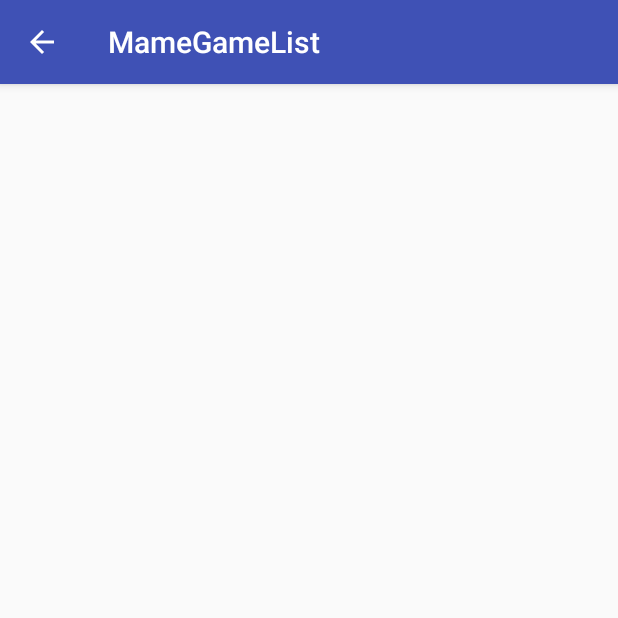
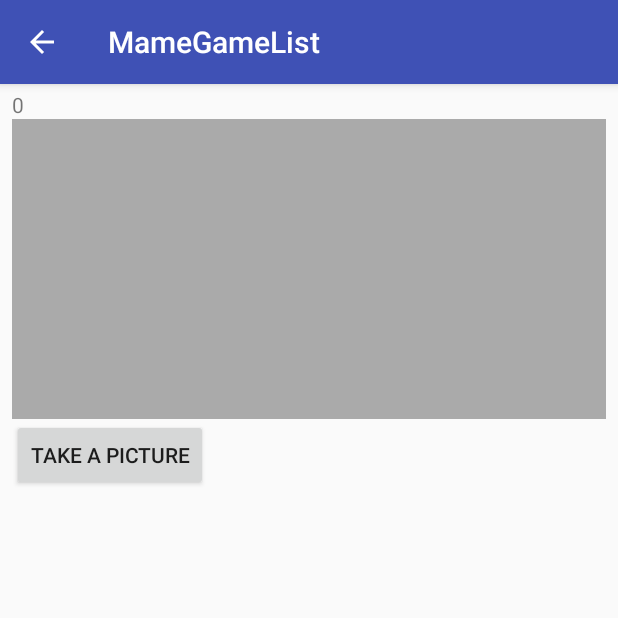
Before and after one commit to Doosoon/study-mgame-list, an Android app: the DetailActivity screen opened directly, with no data from a screen before it, on a phone screen of 412 x 824 dp, the top half of it. Run offline under Robolectric (Android 15) with nearby library versions, the phone set to English and light mode, and no system bars.

Commit message:
Add fragment to DetailActivity and Content Provider

```diff
--- a/app/build.gradle
+++ b/app/build.gradle
@@ -24,6 +24,7 @@ android {
 }
 
 dependencies {
+    implementation 'com.android.support:support-v4:27.0.2'
     compile fileTree(include: ['*.jar'], dir: 'libs')
     androidTestCompile('com.android.support.test.espresso:espresso-core:2.2.2', {
         exclude group: 'com.android.support', module: 'support-annotations'
--- a/app/src/main/java/com/ds/mamegamelist/DetailActivity.java
+++ b/app/src/main/java/com/ds/mamegamelist/DetailActivity.java
@@ -1,7 +1,10 @@
 package com.ds.mamegamelist;
 
+import android.support.v4.app.Fragment;
+import android.support.v4.app.FragmentManager;
 import android.support.v7.app.AppCompatActivity;
 import android.os.Bundle;
+import android.util.Log;
 
 public class DetailActivity extends AppCompatActivity {
 
@@ -9,5 +12,17 @@ public class DetailActivity extends AppCompatActivity {
     protected void onCreate(Bundle savedInstanceState) {
         super.onCreate(savedInstanceState);
         setContentView(R.layout.activity_detail);
+
+        Log.d("Test", "onCreate before fragment");
+        FragmentManager fm = getSupportFragmentManager();
+        Fragment fragment = fm.findFragmentById(R.id.fragment_container);
+        if (fragment == null) {
+            fragment = GameDetailFragment.newInstance( getIntent().getIntExtra("extra_game_id", 0) );
+            Log.d("Test", "onCreate fragment new");
+            fm.beginTransaction().add(R.id.fragment_container, fragment)
+                    .commit();
+            Log.d("Test", "onCreate fragment committed");
+        }
+        Log.d("Test", "onCreate end");
     }
 }
--- /dev/null
+++ b/app/src/main/java/com/ds/mamegamelist/GameDetailFragment.java
@@ -0,0 +1,62 @@
+package com.ds.mamegamelist;
+
+import android.content.Context;
+import android.content.Intent;
+import android.net.Uri;
+import android.os.Bundle;
+import android.provider.MediaStore;
+import android.support.v4.app.Fragment;
+import android.view.LayoutInflater;
+import android.view.View;
+import android.view.ViewGroup;
+import android.widget.Button;
+import android.widget.TextView;
+
+
+public class GameDetailFragment extends Fragment {
+    // TODO: Rename parameter arguments, choose names that match
+    // the fragment initialization parameters, e.g. ARG_ITEM_NUMBER
+    private static final String ARG_GAME_ID = "game_id";
+
+    private int mId;
+    private TextView mIdTextView;
+    private Button mPhotoButton;
+
+    public GameDetailFragment() {
+        // Required empty public constructor
+    }
+
+    public static GameDetailFragment newInstance(int id) {
+        GameDetailFragment fragment = new GameDetailFragment();
+        Bundle args = new Bundle();
+        args.putInt(ARG_GAME_ID, id);
+        fragment.setArguments(args);
+        return fragment;
+    }
+
+    @Override
+    public void onCreate(Bundle savedInstanceState) {
+        super.onCreate(savedInstanceState);
+        if (getArguments() != null) {
+            mId = getArguments().getInt(ARG_GAME_ID);
+        }
+    }
+
+    @Override
+    public View onCreateView(LayoutInflater inflater, ViewGroup container,
+                             Bundle savedInstanceState) {
+        // Inflate the layout for this fragment
+        View view = inflater.inflate(R.layout.fragment_game_detail, container, false);
+        mIdTextView = view.findViewById(R.id.game_id);
+
+        mIdTextView.setText(String.valueOf(mId));
+        mPhotoButton = view.findViewById(R.id.game_camera);
+        mPhotoButton.setOnClickListener((v)-> {
+            final Intent captureIntent = new Intent(MediaStore.ACTION_IMAGE_CAPTURE);
+            startActivity(captureIntent);
+        });
+
+        return view;
+    }
+
+}
--- a/app/src/main/java/com/ds/mamegamelist/GameFragment.java
+++ b/app/src/main/java/com/ds/mamegamelist/GameListFragment.java
@@ -17,7 +17,7 @@ import android.widget.EditText;
  * Created by doosoon on 2017-11-25.
  */
 
-public class GameFragment extends Fragment {
+public class GameListFragment extends Fragment {
 
     private EditText mTitleField;
     private RecyclerView mGameRecyclerView;
@@ -32,7 +32,7 @@ public class GameFragment extends Fragment {
 
     @Override
     public View onCreateView(LayoutInflater inflater, ViewGroup container, Bundle savedInstanceState) {
-        View v = inflater.inflate(R.layout.fragment_game, container, false);
+        View v = inflater.inflate(R.layout.fragment_game_list, container, false);
         mTitleField = (EditText)v.findViewById(R.id.game_searh_title);
         mGameRecyclerView = (RecyclerView) v.findViewById(R.id.game_recycler_view);
         mGameRecyclerView.setLayoutManager(new LinearLayoutManager(getActivity()));
--- a/app/src/main/java/com/ds/mamegamelist/GameRecyclerViewAdapter.java
+++ b/app/src/main/java/com/ds/mamegamelist/GameRecyclerViewAdapter.java
@@ -19,7 +19,8 @@ public class GameRecyclerViewAdapter extends RecyclerView.Adapter<GameItemViewHo
 
     @Override
     public void onBindViewHolder(GameItemViewHolder holder, int position) {
-        holder.bindData(position);
+        GameDataManager.GameData data = GameDataManager.getInstance().getData(position);
+        holder.bindData(data);
     }
 
     @Override
--- a/app/src/main/java/com/ds/mamegamelist/MainActivity.java
+++ b/app/src/main/java/com/ds/mamegamelist/MainActivity.java
@@ -17,7 +17,7 @@ public class MainActivity extends AppCompatActivity {
         FragmentManager fm = getSupportFragmentManager();
         Fragment fragment = fm.findFragmentById(R.id.fragment_container);
         if (fragment == null) {
-            fragment = new GameFragment();
+            fragment = new GameListFragment();
             Log.d("Test", "onCreate fragment new");
             fm.beginTransaction().add(R.id.fragment_container, fragment)
                     .commit();
--- a/app/src/main/res/layout/activity_detail.xml
+++ b/app/src/main/res/layout/activity_detail.xml
@@ -1,10 +1,7 @@
 <?xml version="1.0" encoding="utf-8"?>
-<android.support.constraint.ConstraintLayout
+<FrameLayout
     xmlns:android="http://schemas.android.com/apk/res/android"
-    xmlns:app="http://schemas.android.com/apk/res-auto"
-    xmlns:tools="http://schemas.android.com/tools"
+    android:id="@+id/fragment_container"
     android:layout_width="match_parent"
     android:layout_height="match_parent"
-    tools:context="com.ds.mamegamelist.DetailActivity">
-
-</android.support.constraint.ConstraintLayout>
+    />
--- /dev/null
+++ b/app/src/main/res/layout/fragment_game_detail.xml
@@ -0,0 +1,29 @@
+<?xml version="1.0" encoding="utf-8"?>
+<LinearLayout xmlns:android="http://schemas.android.com/apk/res/android"
+              android:layout_width="match_parent"
+              android:layout_height="match_parent"
+              android:layout_marginEnd="8dp"
+              android:layout_marginStart="8dp"
+              android:layout_marginTop="4dp"
+              android:orientation="vertical">
+
+    <TextView
+        android:id="@+id/game_id"
+        android:layout_width="wrap_content"
+        android:layout_height="wrap_content"/>
+
+    <ImageView
+        android:id="@+id/game_image"
+        android:layout_width="match_parent"
+        android:layout_height="200dp"
+        android:background="@android:color/darker_gray"
+        android:cropToPadding="true"
+        android:scaleType="centerInside"
+        />
+
+    <Button
+        android:id="@+id/game_camera"
+        android:layout_width="wrap_content"
+        android:layout_height="wrap_content"
+        android:text="Take a picture"/>
+</LinearLayout>
--- a/app/src/main/res/values/strings.xml
+++ b/app/src/main/res/values/strings.xml
@@ -1,4 +1,7 @@
 <resources>
     <string name="app_name">MameGameList</string>
     <string name="game_search_title_hint">"Input game title to search"</string>
+
+    <!-- TODO: Remove or change this placeholder text -->
+    <string name="hello_blank_fragment">Hello blank fragment</string>
 </resources>
```
Also changed, not shown: app/src/main/AndroidManifest.xml (+10 -1 lines), app/src/main/java/com/ds/mamegamelist/GameContentProvider.java (added, +50 -0 lines), app/src/main/java/com/ds/mamegamelist/GameItemViewHolder.java (+10 -4 lines), app/src/main/res/layout/fragment_game_list.xml (renamed from app/src/main/res/layout/fragment_game.xml).
